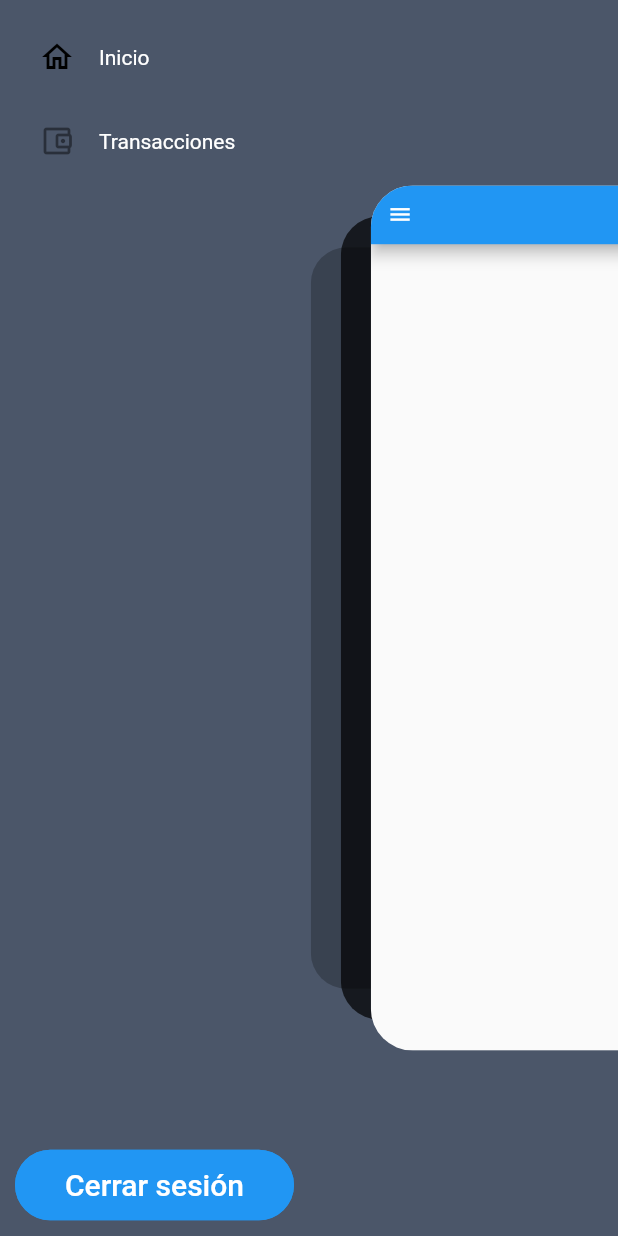
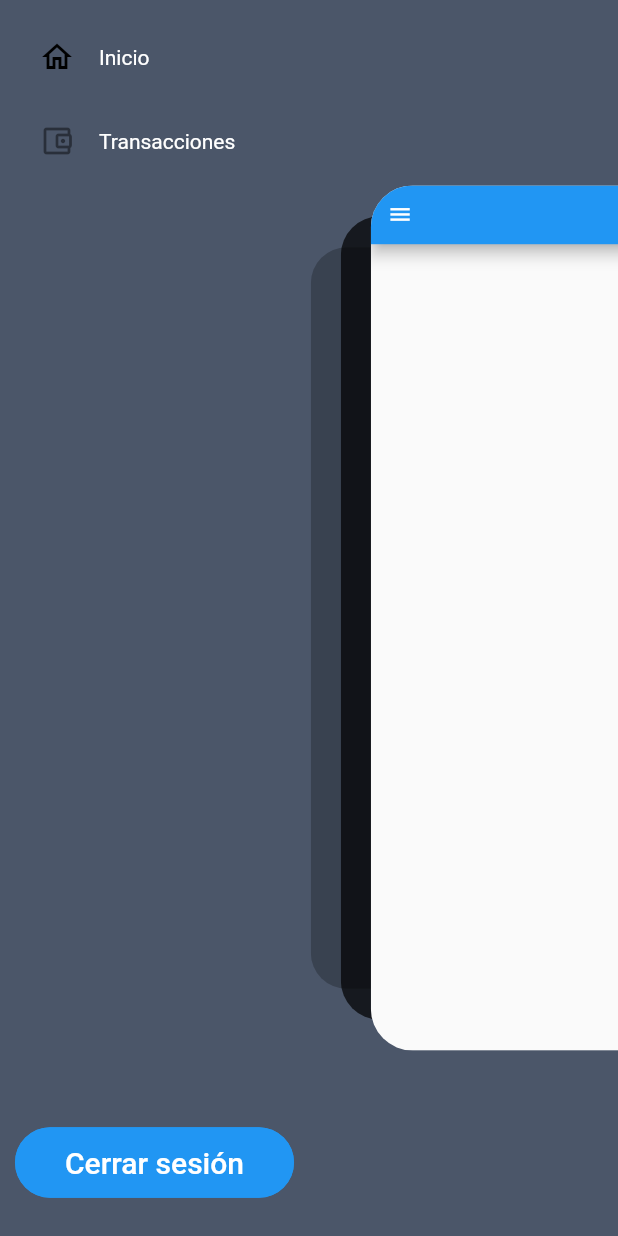
Before and after one commit to stivengm/prueba_seleccion_tyba, a Flutter app: the screen it shows after launch, after a tap on "Siguiente", after a tap on the "menu" icon, on a phone screen of 412 x 824 dp. Run offline on Flutter 3.47's test engine with Material 2 defaults, Android fonts, the light colour scheme and no system bars; drawn by our look-alikes of flutter_zoom_drawer.

Commit message:
Ajuste de espacios menu.

```diff
--- a/lib/gui/templates/menu_view.dart
+++ b/lib/gui/templates/menu_view.dart
@@ -59,7 +59,8 @@ class _MenuDrawerZoomViewState extends State<MenuDrawerZoomView> {
                   text: 'Cerrar sesión',
                   onPressed: () => Navigator.pushNamedAndRemoveUntil(context, 'login', (route) => false),
                 ),
-              )
+              ),
+              const SizedBox(height: 15.0)
             ],
           ),
         ),
@@ -69,7 +70,7 @@ class _MenuDrawerZoomViewState extends State<MenuDrawerZoomView> {
 
   Widget buildMenuItem(MenuItemModel item) {
     return ListTileTheme(
-      selectedColor: Colors.white,
+      selectedColor: Colors.black,
       child: ListTile(
         selectedColor: Colors.black,
         selected: widget.currentItem == item,
```
